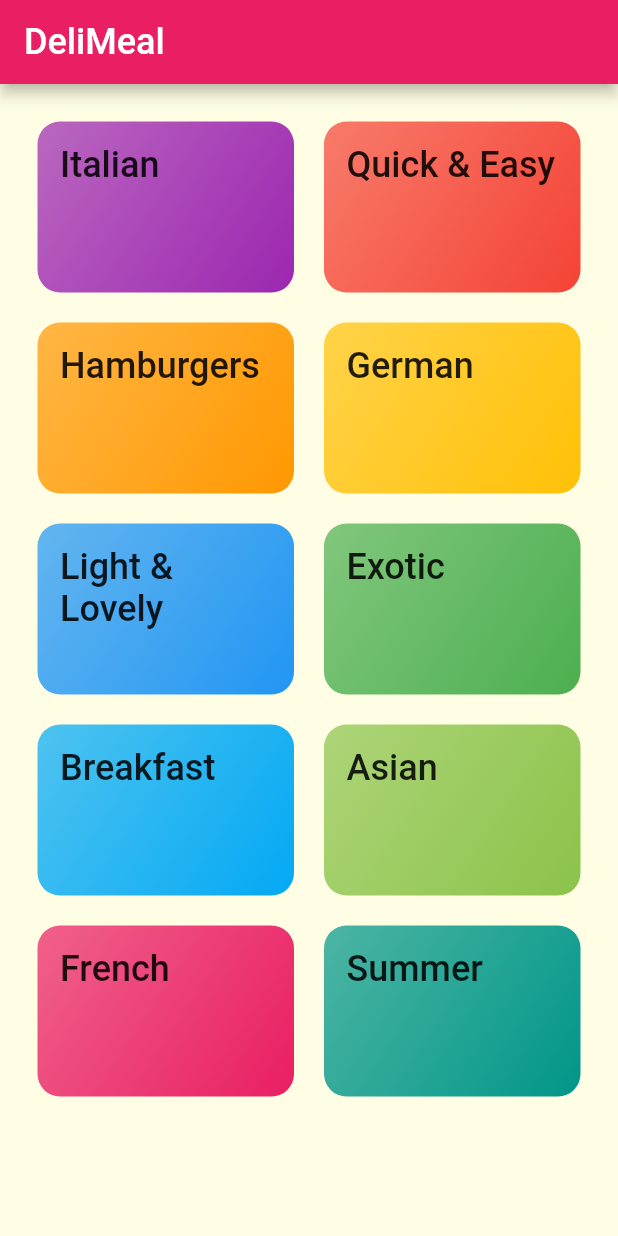
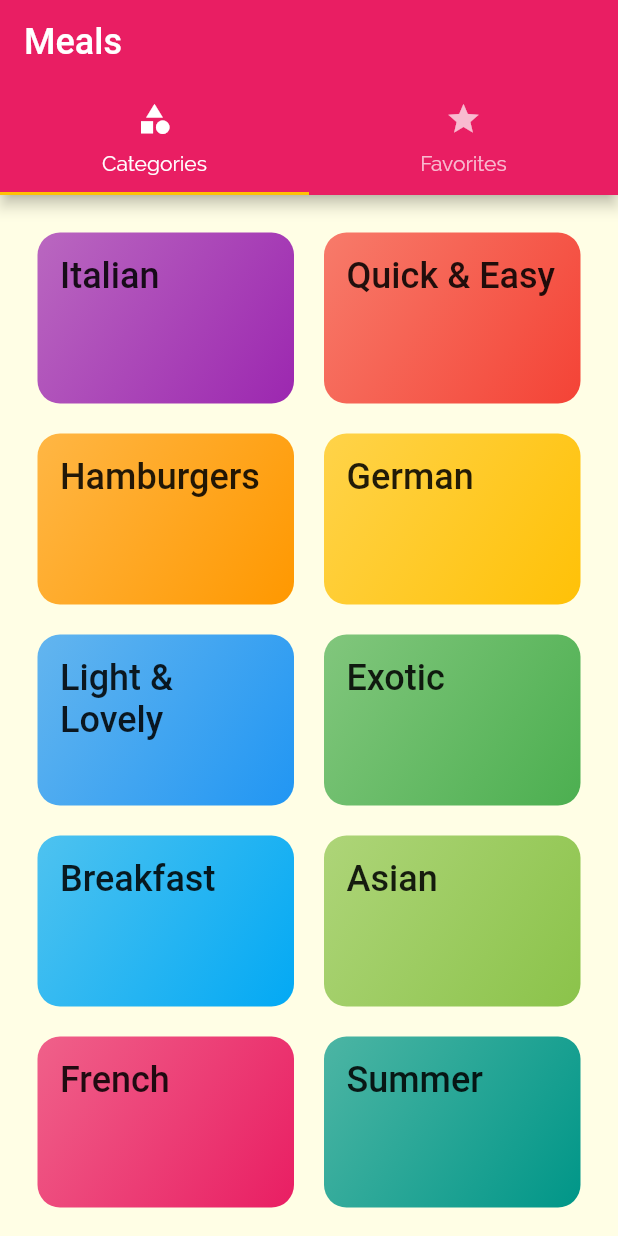
Before and after one commit to matheus-bernat/FlutterTutorial, a Flutter app: the screen it shows after launch, on a phone screen of 412 x 824 dp. Run offline on Flutter 3.47's test engine with Material 2 defaults, Android fonts, the phone set to English and light mode, and no system bars; Roboto replaces fonts that are missing (RobotoCondensed).

Commit message:
Tab screen to switch between categories and favorites: DefaultTabController and Tab

```diff
--- a/meals_app/lib/screens/categories_screen.dart
+++ b/meals_app/lib/screens/categories_screen.dart
@@ -6,9 +6,8 @@ import '../widgets/category_item.dart';
 class CategoriesScreen extends StatelessWidget {
   @override
   Widget build(BuildContext context) {
-    return Scaffold(
-      appBar: AppBar(title: const Text('DeliMeal')),
-      body: GridView(
+    return
+      GridView(
         padding: const EdgeInsets.all(25),
         children: DUMMY_CATEGORIES
             .map(
@@ -24,7 +23,6 @@ class CategoriesScreen extends StatelessWidget {
             childAspectRatio: 1.5,
             crossAxisSpacing: 20,
             mainAxisSpacing: 20),
-      ),
-    );
+      );
   }
 }
--- /dev/null
+++ b/meals_app/lib/screens/favorites_screen.dart
@@ -0,0 +1,9 @@
+import 'package:flutter/material.dart';
+
+class FavoritesScreen extends StatelessWidget {
+
+  @override
+  Widget build(BuildContext context) {
+    return Center(child: Text('The favorites'));
+  }
+}
--- /dev/null
+++ b/meals_app/lib/screens/tabs_screen.dart
@@ -0,0 +1,43 @@
+import 'package:flutter/material.dart';
+import 'package:flutter/src/foundation/key.dart';
+import 'package:flutter/src/widgets/framework.dart';
+import 'package:flutter_complete_guide/screens/categories_screen.dart';
+import 'package:flutter_complete_guide/screens/favorites_screen.dart';
+
+class TabsScreen extends StatefulWidget {
+  @override
+  State<TabsScreen> createState() => _TabsScreenState();
+}
+
+class _TabsScreenState extends State<TabsScreen> {
+  @override
+  Widget build(BuildContext context) {
+    return DefaultTabController(
+      length: 2,
+      // initialIndex: 1,
+      child: Scaffold(
+        appBar: AppBar(
+          title: Text('Meals'),
+          bottom: TabBar(
+            tabs: [
+              Tab(
+                icon: Icon(Icons.category),
+                text: 'Categories',
+              ),
+              Tab(
+                icon: Icon(Icons.star),
+                text: 'Favorites',
+              ),
+            ],
+          ),
+        ),
+        body: TabBarView(
+          children: [
+            CategoriesScreen(),
+            FavoritesScreen(),
+          ],
+        ),
+      ),
+    );
+  }
+}
```
Also changed, not shown: meals_app/lib/main.dart (+10 -2 lines), meals_app/lib/screens/meal_detail_screen.dart (+36 -3 lines).
